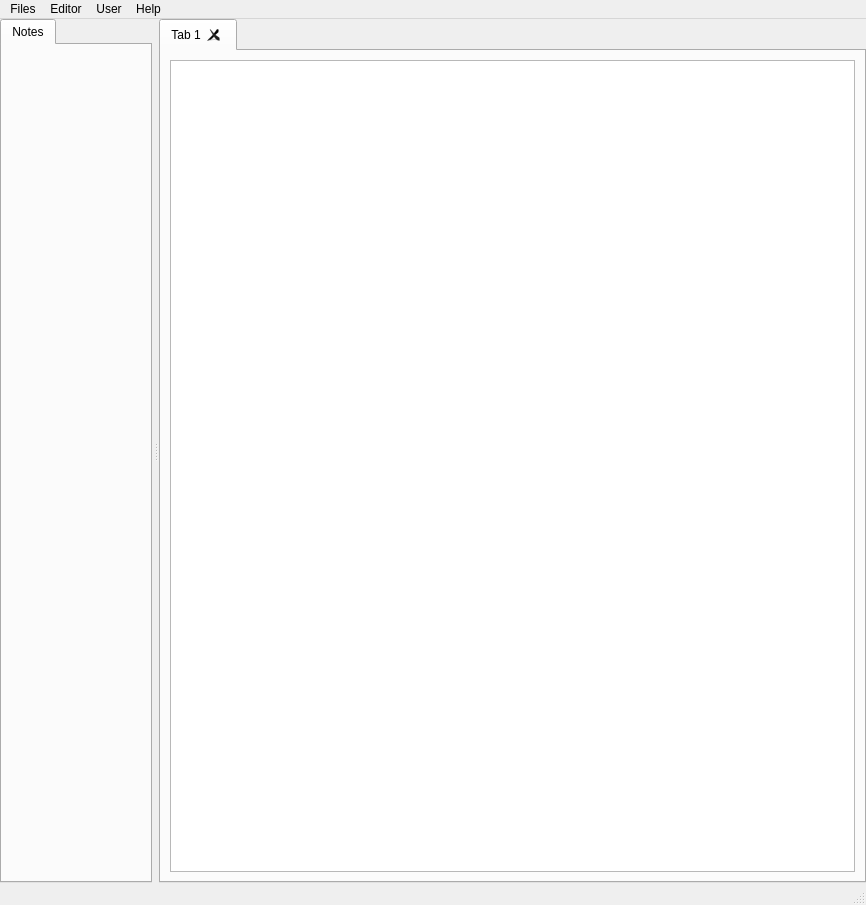
Old version of the form src/mainwindow.ui in the repository 2042Third/pdmQt.
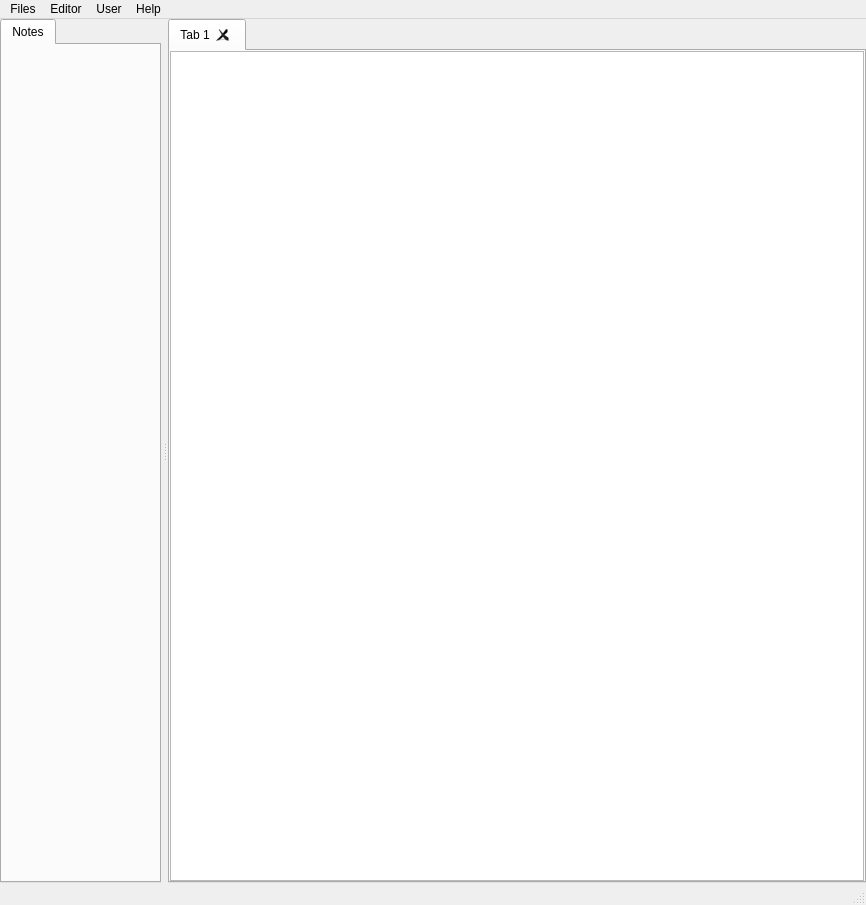
New version of the form. Icons and pictures are not drawn.

What changed in the file:
```diff
--- a/src/mainwindow.ui
+++ b/src/mainwindow.ui
@@ -75,6 +75,18 @@
          <string>Tab 1</string>
         </attribute>
         <layout class="QHBoxLayout" name="horizontalLayout_2">
+         <property name="leftMargin">
+          <number>0</number>
+         </property>
+         <property name="topMargin">
+          <number>0</number>
+         </property>
+         <property name="rightMargin">
+          <number>0</number>
+         </property>
+         <property name="bottomMargin">
+          <number>0</number>
+         </property>
          <item>
           <widget class="QTextEdit" name="textEdit"/>
          </item>
```
